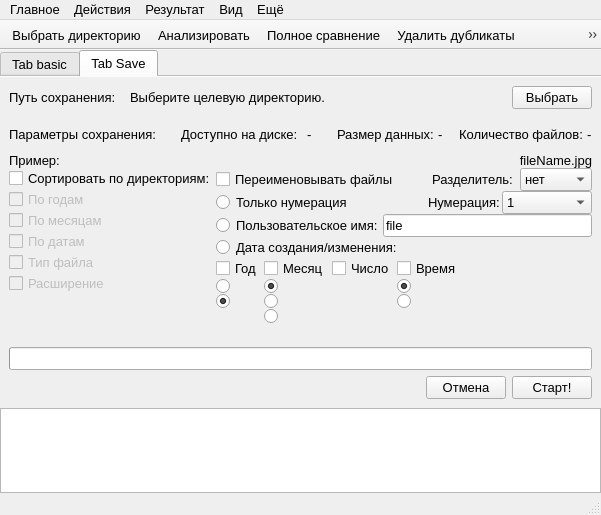
Qt form mainwindow.ui (shurk4/Diplicate-cleaner) before a commit.
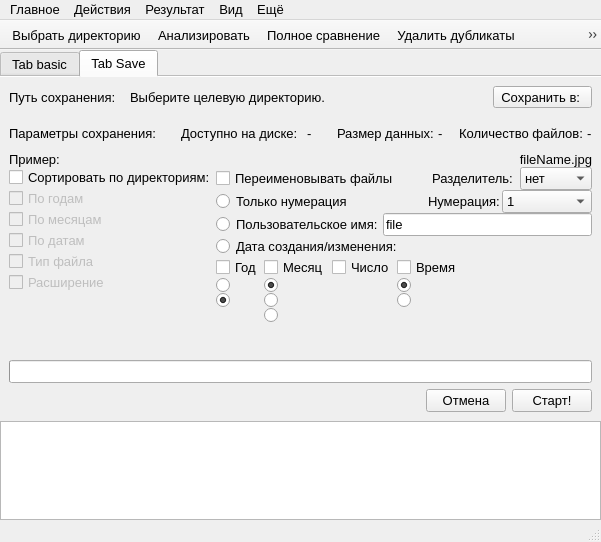
The same form after that commit. The open tabs and pages were chosen to show the change. Icons and pictures are not drawn.

Diff of the .ui file:
```diff
--- a/mainwindow.ui
+++ b/mainwindow.ui
@@ -7,7 +7,7 @@
     <x>0</x>
     <y>0</y>
     <width>601</width>
-    <height>515</height>
+    <height>542</height>
    </rect>
   </property>
   <property name="font">
@@ -844,18 +844,34 @@
            </widget>
           </item>
           <item>
-           <widget class="QPushButton" name="pushButtonSaveFolder">
+           <widget class="QToolButton" name="toolButtonSaveFolder">
             <property name="enabled">
              <bool>true</bool>
             </property>
             <property name="sizePolicy">
-             <sizepolicy hsizetype="Preferred" vsizetype="Fixed">
+             <sizepolicy hsizetype="Preferred" vsizetype="Preferred">
               <horstretch>0</horstretch>
               <verstretch>0</verstretch>
              </sizepolicy>
             </property>
             <property name="text">
-             <string>Выбрать</string>
+             <string>Сохранить в: </string>
+            </property>
+            <property name="icon">
+             <iconset resource="resource.qrc">
+              <normaloff>:/res/ico/openFolder.png</normaloff>:/res/ico/openFolder.png</iconset>
+            </property>
+            <property name="iconSize">
+             <size>
+              <width>30</width>
+              <height>30</height>
+             </size>
+            </property>
+            <property name="toolButtonStyle">
+             <enum>Qt::ToolButtonTextUnderIcon</enum>
+            </property>
+            <property name="autoRaise">
+             <bool>false</bool>
             </property>
            </widget>
           </item>
```
Left out of the diff: 80 changed lines with no effect on the pictures.
